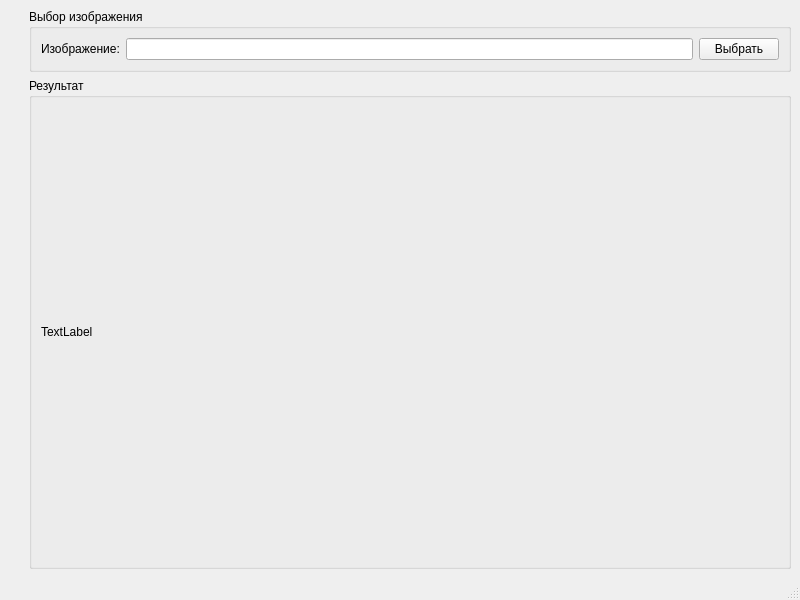
AlexeyAleksandrov/ImageToGrayConverter, file mainwindow.ui: the form before one commit.
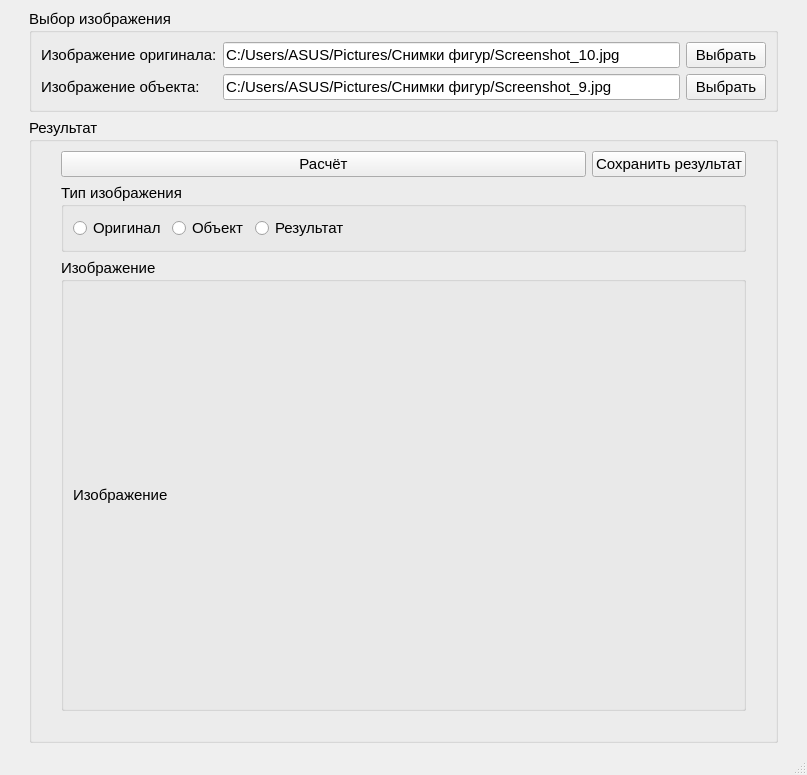
The form after the commit.

Commit message: Первая версия вычитания изображений

The edit to the form file:
```diff
--- a/mainwindow.ui
+++ b/mainwindow.ui
@@ -6,31 +6,20 @@
    <rect>
     <x>0</x>
     <y>0</y>
-    <width>800</width>
-    <height>600</height>
+    <width>807</width>
+    <height>775</height>
    </rect>
   </property>
+  <property name="font">
+   <font>
+    <pointsize>11</pointsize>
+   </font>
+  </property>
   <property name="windowTitle">
    <string>MainWindow</string>
   </property>
   <widget class="QWidget" name="centralwidget">
    <layout class="QGridLayout" name="gridLayout">
-    <item row="1" column="1">
-     <widget class="QGroupBox" name="groupBox">
-      <property name="title">
-       <string>Результат</string>
-      </property>
-      <layout class="QGridLayout" name="gridLayout_2">
-       <item row="0" column="0">
-        <widget class="QLabel" name="label_image">
-         <property name="text">
-          <string>TextLabel</string>
-         </property>
-        </widget>
-       </item>
-      </layout>
-     </widget>
-    </item>
     <item row="0" column="1">
      <widget class="QGroupBox" name="groupBox_2">
       <property name="title">
@@ -38,7 +27,14 @@
       </property>
       <layout class="QGridLayout" name="gridLayout_3">
        <item row="0" column="1">
-        <widget class="QLineEdit" name="lineEdit_inputImageDir"/>
+        <widget class="QLineEdit" name="lineEdit_imageOriginal">
+         <property name="text">
+          <string>C:/Users/ASUS/Pictures/Снимки фигур/Screenshot_10.jpg</string>
+         </property>
+         <property name="readOnly">
+          <bool>true</bool>
+         </property>
+        </widget>
        </item>
        <item row="0" column="2">
         <widget class="QPushButton" name="pushButton_choseInputImage">
@@ -50,14 +46,159 @@
        <item row="0" column="0">
         <widget class="QLabel" name="label_InputImage">
          <property name="text">
-          <string>Изображение:</string>
+          <string>Изображение оригинала:</string>
          </property>
         </widget>
        </item>
+       <item row="1" column="0">
+        <widget class="QLabel" name="label_imageObject">
+         <property name="text">
+          <string>Изображение объекта:</string>
+         </property>
+        </widget>
+       </item>
+       <item row="1" column="1">
+        <widget class="QLineEdit" name="lineEdit_imageObject">
+         <property name="text">
+          <string>C:/Users/ASUS/Pictures/Снимки фигур/Screenshot_9.jpg</string>
+         </property>
+         <property name="readOnly">
+          <bool>true</bool>
+         </property>
+        </widget>
+       </item>
+       <item row="1" column="2">
+        <widget class="QPushButton" name="pushButton_choseImageObject">
+         <property name="text">
+          <string>Выбрать</string>
+         </property>
+        </widget>
+       </item>
       </layout>
      </widget>
     </item>
-    <item row="1" column="0">
+    <item row="2" column="1">
+     <widget class="QGroupBox" name="groupBox_results">
+      <property name="title">
+       <string>Результат</string>
+      </property>
+      <layout class="QGridLayout" name="gridLayout_2">
+       <item row="2" column="0">
+        <spacer name="verticalSpacer_2">
+         <property name="orientation">
+          <enum>Qt::Vertical</enum>
+         </property>
+         <property name="sizeHint" stdset="0">
+          <size>
+           <width>20</width>
+           <height>40</height>
+          </size>
+         </property>
+        </spacer>
+       </item>
+       <item row="1" column="1" colspan="2">
+        <widget class="QGroupBox" name="groupBox_imageTypes">
+         <property name="title">
+          <string>Тип изображения</string>
+         </property>
+         <layout class="QGridLayout" name="gridLayout_4">
+          <item row="0" column="0">
+           <widget class="QRadioButton" name="radioButton_original">
+            <property name="text">
+             <string>Оригинал</string>
+            </property>
+           </widget>
+          </item>
+          <item row="0" column="1">
+           <widget class="QRadioButton" name="radioButton_object">
+            <property name="text">
+             <string>Объект</string>
+            </property>
+           </widget>
+          </item>
+          <item row="0" column="2">
+           <widget class="QRadioButton" name="radioButton_result">
+            <property name="text">
+             <string>Результат</string>
+            </property>
+           </widget>
+          </item>
+          <item row="0" column="3">
+           <spacer name="horizontalSpacer_2">
+            <property name="orientation">
+             <enum>Qt::Horizontal</enum>
+            </property>
+            <property name="sizeHint" stdset="0">
+             <size>
+              <width>40</width>
+              <height>20</height>
+             </size>
+            </property>
+           </spacer>
+          </item>
+         </layout>
+        </widget>
+       </item>
+       <item row="2" column="1" colspan="2">
+        <widget class="QGroupBox" name="groupBox_imageDemo">
+         <property name="title">
+          <string>Изображение</string>
+         </property>
+         <layout class="QGridLayout" name="gridLayout_5">
+          <item row="0" column="0">
+           <widget class="QLabel" name="label_image">
+            <property name="text">
+             <string>Изображение</string>
+            </property>
+           </widget>
+          </item>
+         </layout>
+        </widget>
+       </item>
+       <item row="2" column="3">
+        <spacer name="verticalSpacer_3">
+         <property name="orientation">
+          <enum>Qt::Vertical</enum>
+         </property>
+         <property name="sizeHint" stdset="0">
+          <size>
+           <width>20</width>
+           <height>40</height>
+          </size>
+         </property>
+        </spacer>
+       </item>
+       <item row="3" column="1">
+        <spacer name="horizontalSpacer">
+         <property name="orientation">
+          <enum>Qt::Horizontal</enum>
+         </property>
+         <property name="sizeHint" stdset="0">
+          <size>
+           <width>40</width>
+           <height>20</height>
+          </size>
+         </property>
+        </spacer>
+       </item>
+       <item row="0" column="1">
+        <widget class="QPushButton" name="pushButton_calculate">
+         <property name="text">
+          <string>Расчёт</string>
+         </property>
+        </widget>
+       </item>
+       <item row="0" column="2">
+        <widget class="QPushButton" name="pushButton_saveResult">
+         <property name="text">
+          <string>Сохранить результат</string>
+         </property>
+        </widget>
+       </item>
+      </layout>
+     </widget>
+    </item>
+    <item row="2" column="0">
      <spacer name="verticalSpacer">
       <property name="orientation">
        <enum>Qt::Vertical</enum>
@@ -70,6 +211,19 @@
       </property>
      </spacer>
     </item>
+    <item row="2" column="2">
+     <spacer name="verticalSpacer_4">
+      <property name="orientation">
+       <enum>Qt::Vertical</enum>
+      </property>
+      <property name="sizeHint" stdset="0">
+       <size>
+        <width>20</width>
+        <height>40</height>
+       </size>
+      </property>
+     </spacer>
+    </item>
    </layout>
   </widget>
   <widget class="QMenuBar" name="menubar">
```
Left out of the diff: 8 changed lines with no effect on the pictures. The commit also changes 2 other files.
